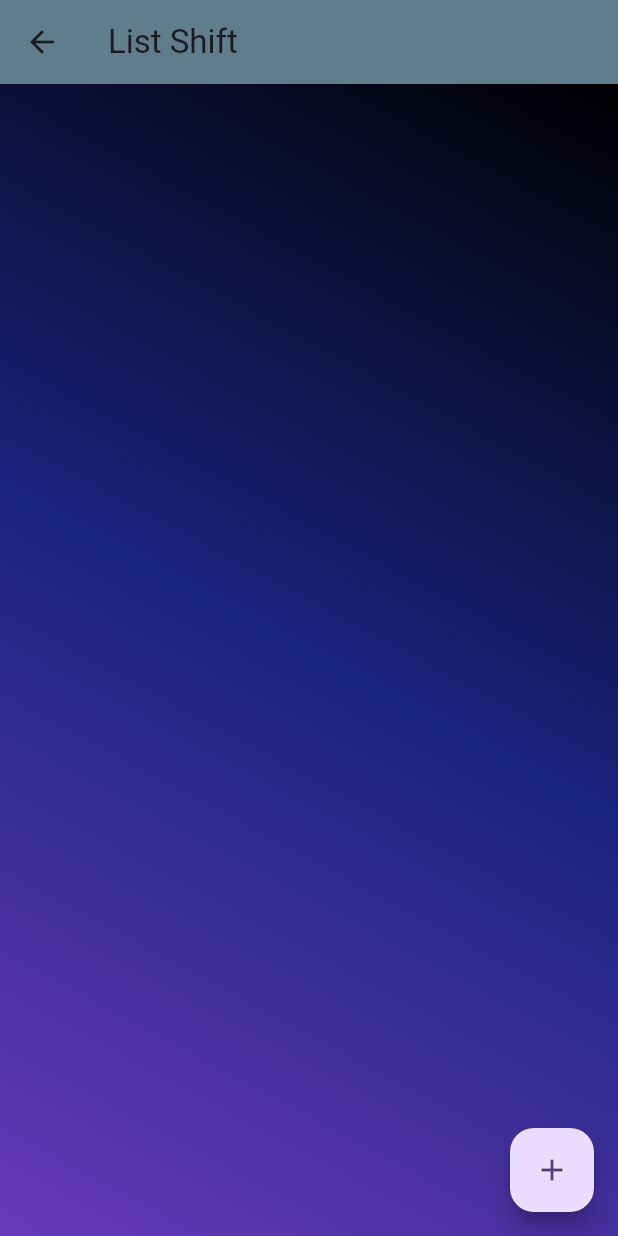
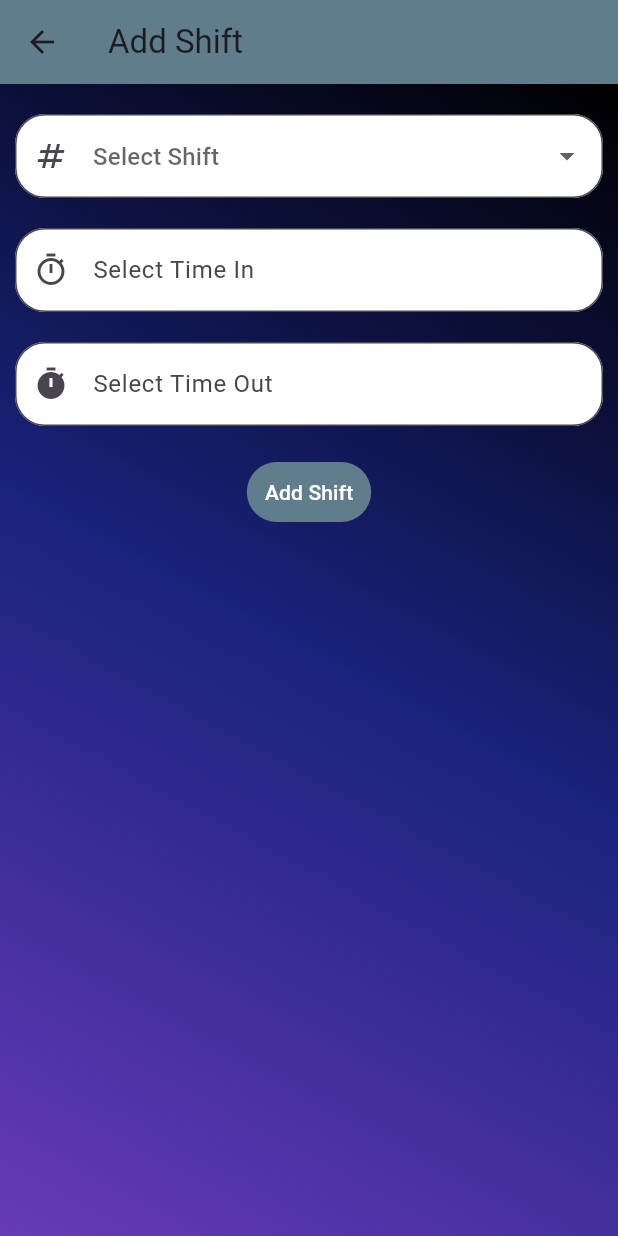
Before and after one commit to ShinDSR/007_Aplikasi-manajemen-jadwal-kerja-dokter, a Flutter app: the Shift screen opened directly, after a tap on the "add" icon, on a phone screen of 412 x 824 dp. Run offline on Flutter 3.47's test engine with Material 2 defaults, Android fonts, the phone set to English and light mode, and no system bars; our stand-ins replace cloud_firestore, firebase_auth, firebase_core; accounts and stored records are empty.

Commit message:
Add add_shift view

```diff
--- /dev/null
+++ b/lib/view/shift/add_shift.dart
@@ -0,0 +1,200 @@
+import 'package:flutter/material.dart';
+import 'package:jadwal_piket_dokter/view/shift/shift.dart';
+
+import '../../controller/shift_controller.dart';
+import '../../model/shift_model.dart';
+
+class AddShift extends StatefulWidget {
+  const AddShift({super.key});
+
+  @override
+  State<AddShift> createState() => _AddShiftState();
+}
+
+class _AddShiftState extends State<AddShift> {
+  TimeOfDay? selectedTimeIn;
+  TimeOfDay? selectedTimeOut;
+
+  Future<void> selectTimeIn(BuildContext context) async {
+    final TimeOfDay? picked = await showTimePicker(
+      context: context,
+      initialTime: TimeOfDay.now(),
+    );
+
+    if (picked != null) {
+      setState(() {
+        selectedTimeIn = picked;
+      });
+    }
+  }
+
+  Future<void> selectTimeOut(BuildContext context) async {
+    final TimeOfDay? picked = await showTimePicker(
+      context: context,
+      initialTime: TimeOfDay.now(),
+    );
+
+    if (picked != null) {
+      setState(() {
+        selectedTimeOut = picked;
+      });
+    }
+  }
+
+  final formkey = GlobalKey<FormState>();
+  var shiftController = ShiftController();
+
+  String? day;
+  String? shiftname;
+  String? timein;
+  String? timeout;
+
+  @override
+  Widget build(BuildContext context) {
+    return Scaffold(
+      appBar: AppBar(
+        title: const Text('Add Shift'),
+        backgroundColor: Colors.blueGrey,
+      ),
+      body: Container(
+        decoration: const BoxDecoration(
+          gradient: LinearGradient(
+            begin: Alignment.topRight,
+            end: Alignment.bottomLeft,
+            colors: [
+              Color(0xFF000000),
+              Color(0xFF1A237E),
+              Color(0xFF673AB7),
+            ],
+          ),
+        ),
+        child: Padding(
+          padding: EdgeInsets.all(10),
+          child: Form(
+            key: formkey,
+            child: Column(
+              children: [
+                const SizedBox(height: 10),
+                DropdownButtonFormField(
+                  decoration: InputDecoration(
+                      border: OutlineInputBorder(
+                          borderRadius: BorderRadius.circular(20)),
+                      filled: true,
+                      fillColor: Colors.white,
+                      prefixIcon: const Icon(Icons.numbers),
+                      hintText: 'Select Shift'),
+                  items: <String>[
+                    'Shift 1',
+                    'Shift 2',
+                    'Shift 3',
+                    'Shift 4',
+                    'Shift 5',
+                    'Shift 6',
+                    'Shift 7',
+                    'Shift 8',
+                    'Shift 9',
+                    'Shift 10',
+                  ].map((String value) {
+                    return DropdownMenuItem<String>(
+                      value: value,
+                      child: Text(value),
+                    );
+                  }).toList(),
+                  onChanged: (value) {
+                    shiftname = value;
+                  },
+                  validator: (value) {
+                    if (value == null || value.isEmpty) {
+                      return 'Please select shift';
+                    }
+                    return null;
+                  },
+                ),
+                const SizedBox(height: 20),
+                TextFormField(
+                  readOnly: true,
+                  decoration: InputDecoration(
+                      prefixIcon: const Icon(Icons.timer_sharp),
+                      hintText: 'Select Time In',
+                      border: OutlineInputBorder(
+                        borderRadius: BorderRadius.circular(20),
+                      ),
+                      filled: true,
+                      fillColor: Colors.white),
+                  onTap: () => selectTimeIn(context),
+                  controller: TextEditingController(
+                    text: selectedTimeIn != null
+                        ? '${selectedTimeIn!.format(context)}'
+                        : '',
+                  ),
+                  validator: (value) {
+                    if (value == null || value.isEmpty) {
+                      return 'Please select time in';
+                    }
+                    return null;
+                  },
+                ),
+                const SizedBox(height: 20),
+                TextFormField(
+                  readOnly: true,
+                  decoration: InputDecoration(
+                      prefixIcon: const Icon(Icons.timer),
+                      hintText: 'Select Time Out',
+                      border: OutlineInputBorder(
+                        borderRadius: BorderRadius.circular(20),
+                      ),
+                      filled: true,
+                      fillColor: Colors.white),
+                  onTap: () => selectTimeOut(context),
+                  controller: TextEditingController(
+                    text: selectedTimeOut != null
+                        ? '${selectedTimeOut!.format(context)}'
+                        : '',
+                  ),
+                  validator: (value) {
+                    if (value == null || value.isEmpty) {
+                      return 'Please select time out';
+                    }
+                    return null;
+                  },
+                ),
+                const SizedBox(height: 20),
+                TextButton(
+                    style: ButtonStyle(
+                      backgroundColor:
+                          MaterialStateProperty.all(Colors.blueGrey),
+                      shape: MaterialStateProperty.all<RoundedRectangleBorder>(
+                        RoundedRectangleBorder(
+                          borderRadius: BorderRadius.circular(20),
+                        ),
+                      ),
+                    ),
+                    onPressed: () async {
+                      if (formkey.currentState!.validate()) {
+                        setState(() {
+                          timein = selectedTimeIn!.format(context);
+                          timeout = selectedTimeOut!.format(context);
+                        });
+                        await shiftController.addShift(ShiftModel(
+                          shiftname: shiftname!,
+                          timein: timein!,
+                          timeout: timeout!,
+                        ));
+                        Navigator.pushReplacement(
+                            context,
+                            MaterialPageRoute(
+                                builder: (context) => const Shift()));
+                      }
+                    },
+                    child: const Text(
+                      'Add Shift',
+                      style: TextStyle(color: Colors.white),
+                    )),
+              ],
+            ),
+          ),
+        ),
+      ),
+    );
+  }
+}
--- a/lib/view/shift/shift.dart
+++ b/lib/view/shift/shift.dart
@@ -2,6 +2,7 @@ import 'package:cloud_firestore/cloud_firestore.dart';
 import 'package:flutter/material.dart';
 
 import '../../controller/shift_controller.dart';
+import 'add_shift.dart';
 
 class Shift extends StatefulWidget {
   const Shift({super.key});
@@ -101,7 +102,12 @@ class _ShiftState extends State<Shift> {
       ),
       floatingActionButton: FloatingActionButton(
         onPressed: () {
-          //
+          Navigator.push(
+            context,
+            MaterialPageRoute(
+              builder: (context) => const AddShift()
+            )
+          );
         },
         child: const Icon(Icons.add),
       ),
```
